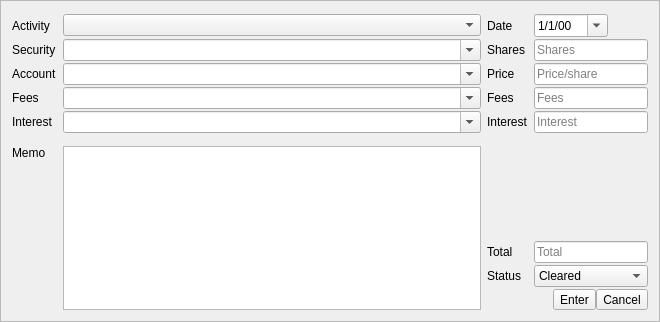
Qt form kmymoney/views/investtransactioneditor.ui (KDE/kmymoney) before a commit.
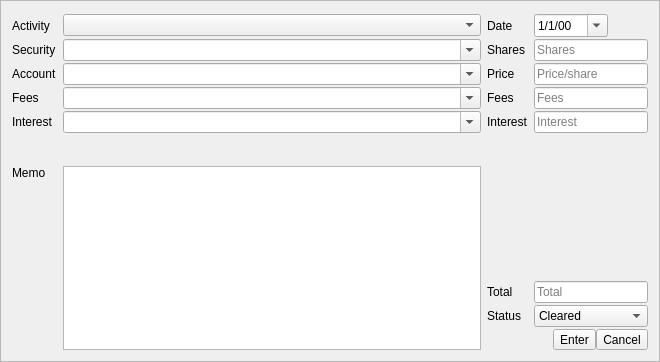
The same form after that commit. Custom widgets are drawn as their Qt base class.

Patch:
```diff
--- a/kmymoney/views/investtransactioneditor.ui
+++ b/kmymoney/views/investtransactioneditor.ui
@@ -7,7 +7,7 @@
     <x>0</x>
     <y>0</y>
     <width>660</width>
-    <height>322</height>
+    <height>362</height>
    </rect>
   </property>
   <property name="frameShape">
```
Left out of the diff: 10 changed lines with no effect on the pictures.
